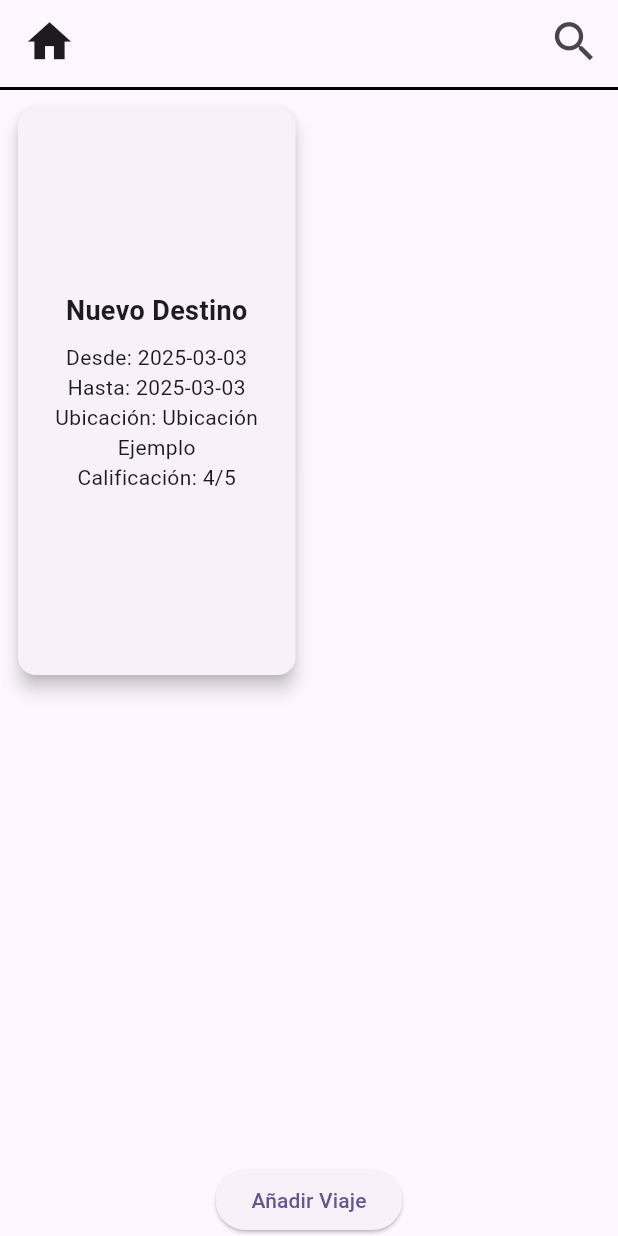
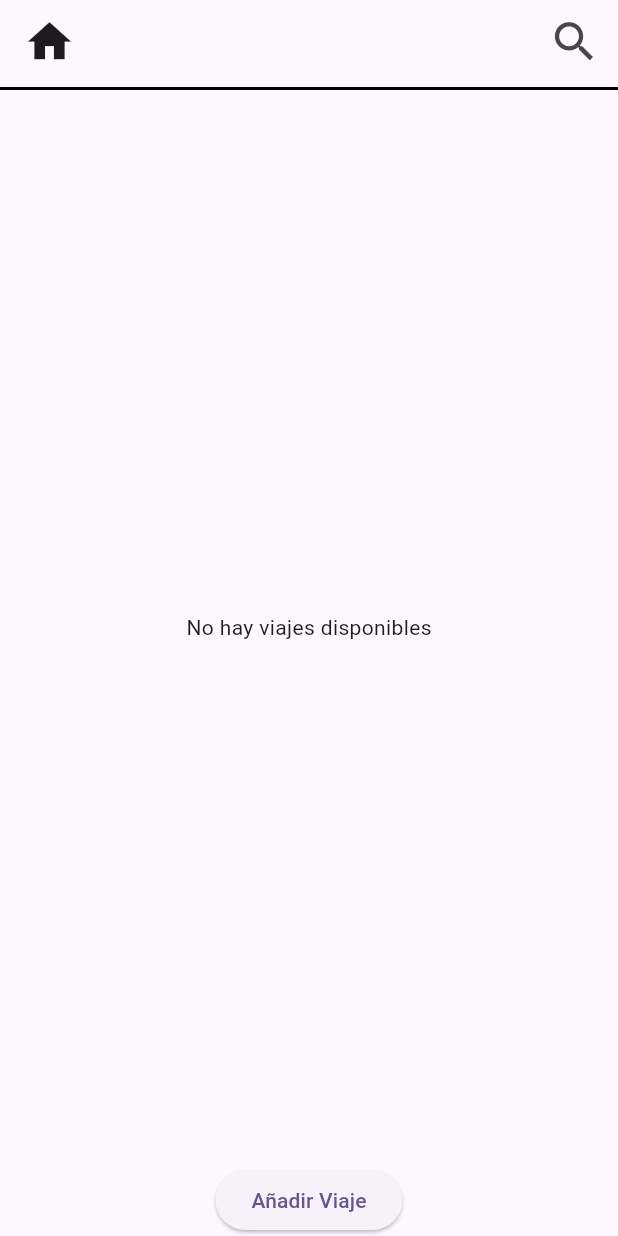
Before and after one commit to andrews0212/TravelTales, a Flutter app: the screen it shows after launch, after a tap on "Añadir Viaje", on a phone screen of 412 x 824 dp. Run offline on Flutter 3.47's test engine with Material 3 defaults, Android fonts, the phone set to English and light mode, and no system bars; our stand-ins replace sqflite, sqflite_common_ffi; accounts and stored records are empty.

Commit message:
cartas implementadas Falta crear la carta de añadir

```diff
--- a/lib/main.dart
+++ b/lib/main.dart
@@ -91,17 +91,9 @@ class _MyHomePageState extends State<MyHomePage> {
               child: mostrarListaCard(), // Cambiado para mostrar el GridView
             ),
             ElevatedButton(
-              onPressed: () async {
-                await sql_helper.insertViaje(Viaje(
-                  id: viajes.isEmpty ? 1 : viajes.last.id! + 1, // Asegura un ID único
-                  destino: "Nuevo Destino",
-                  fecha_inicio: DateTime.now(),
-                  fecha_fin: DateTime.now().add(Duration(days: 5)),
-                  ubicacion: "Ubicación Ejemplo",
-                  calificacionViaje: 4,
-                ) as Viaje);
-                 cargarViajes();
-                // Espera la recarga de datos
+              onPressed: (){
+
+
               },
               child: Text('Añadir Viaje'),
             ),
@@ -110,7 +102,8 @@ class _MyHomePageState extends State<MyHomePage> {
       ),
 
     );
-  }Widget mostrarListaCard() {
+  }
+  Widget mostrarListaCard() {
     if (viajes.isEmpty) {
       return Center(child: Text('No hay viajes disponibles'));
     }
@@ -146,6 +139,10 @@ class _MyHomePageState extends State<MyHomePage> {
                 Text("Hasta: ${viaje.fecha_fin.toLocal().toString().split(' ')[0]}", textAlign: TextAlign.center),
                 Text("Ubicación: ${viaje.ubicacion}", textAlign: TextAlign.center),
                 Text("Calificación: ${viaje.calificacionViaje}/5", textAlign: TextAlign.center),
+                IconButton(onPressed: (){
+                  sql_helper.deleteAll();
+                  cargarViajes();
+                }, icon: Icon(Icons.delete, color: Colors.red,)),
               ],
             ),
           ),
@@ -169,7 +166,7 @@ class _MyHomePageState extends State<MyHomePage> {
               icon: Icon(Icons.delete),
               onPressed: () async {
                 await sql_helper.deleteViaje(viajes[index].id);
-                cargarViajes(); // Eliminamos sin reconstruir todo
+                cargarViajes();
               },
             ),
           );
```
